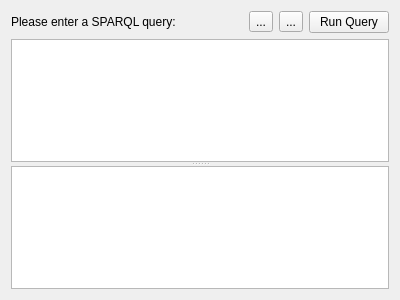
The window that resourcequerywidget.ui (KDE/nepomukshell) describes before a commit, drawn with Qt 5.
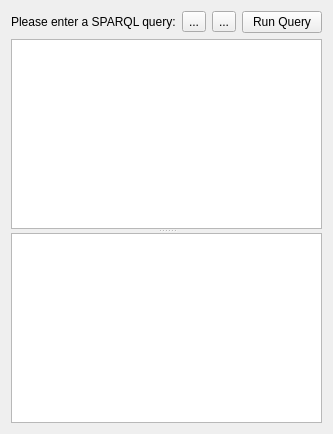
The same window after the commit.

Commit message: * A little bit of GUI love * Removed the contextlib dependency

Diff of the .ui file:
```diff
--- a/resourcequerywidget.ui
+++ b/resourcequerywidget.ui
@@ -2,14 +2,6 @@
 <ui version="4.0">
  <class>ResourceQueryWidget</class>
  <widget class="QWidget" name="ResourceQueryWidget">
-  <property name="geometry">
-   <rect>
-    <x>0</x>
-    <y>0</y>
-    <width>400</width>
-    <height>300</height>
-   </rect>
-  </property>
   <property name="windowTitle">
    <string>Form</string>
   </property>
```
The commit also changes 7 other files.
